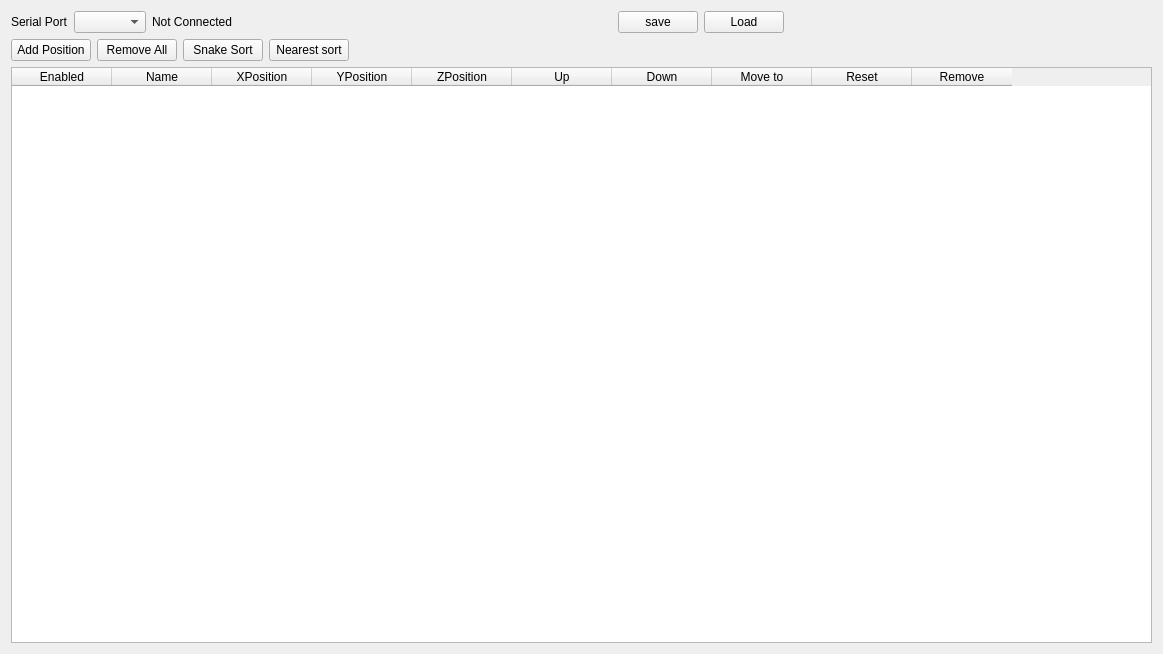
thibault-brugiere/OPM_GUI, file multi_positions/ui_multi_position.ui: the form before one commit.
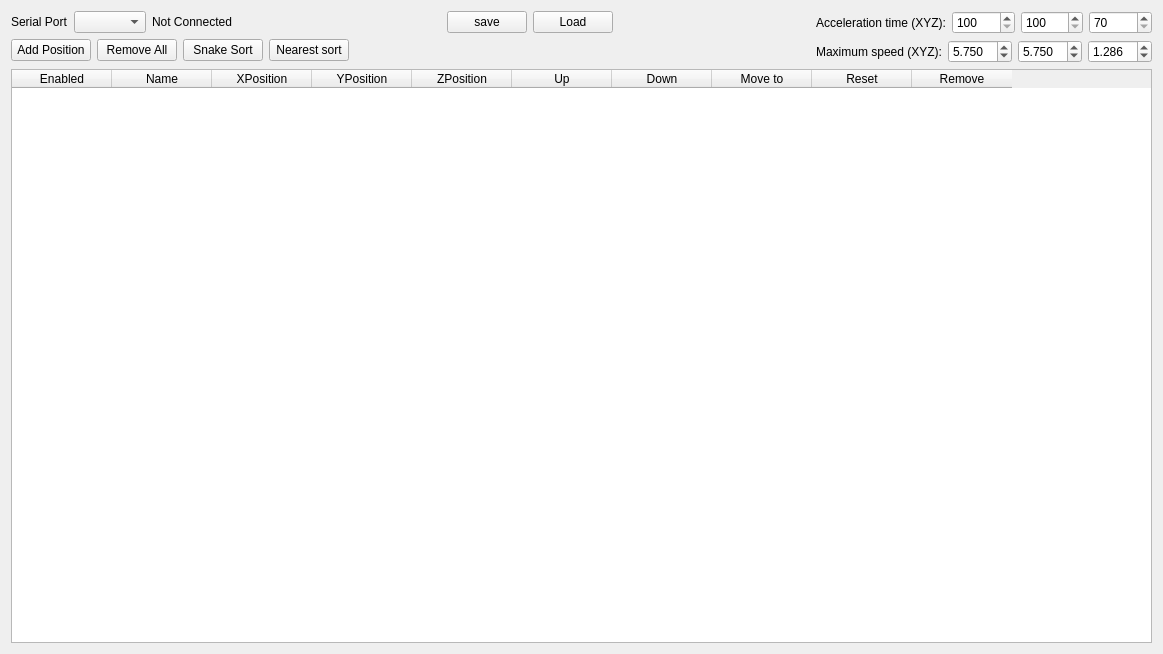
The form after the commit.

Commit message: MULTI POSITION : Réglage de vitesse et d'acquisition de la platine

```diff
--- a/multi_positions/ui_multi_position.ui
+++ b/multi_positions/ui_multi_position.ui
@@ -13,7 +13,11 @@
   <property name="windowTitle">
    <string>Form</string>
   </property>
-  <layout class="QVBoxLayout" name="verticalLayout">
+  <layout class="QVBoxLayout" name="verticalLayout_3">
+   <item>
+    <layout class="QHBoxLayout" name="horizontalLayout_3">
+     <item>
+      <layout class="QVBoxLayout" name="verticalLayout_2">
    <item>
     <layout class="QHBoxLayout" name="horizontalLayout">
      <item>
@@ -130,6 +134,156 @@
         </size>
        </property>
       </spacer>
+         </item>
+        </layout>
+       </item>
+      </layout>
+     </item>
+     <item>
+      <layout class="QVBoxLayout" name="verticalLayout">
+       <item>
+        <layout class="QHBoxLayout" name="horizontalLayout_25">
+         <item>
+          <widget class="QLabel" name="label_stage_acceleration">
+           <property name="minimumSize">
+            <size>
+             <width>122</width>
+             <height>0</height>
+            </size>
+           </property>
+           <property name="text">
+            <string>Acceleration time (XYZ):</string>
+           </property>
+           <property name="alignment">
+            <set>Qt::AlignRight|Qt::AlignTrailing|Qt::AlignVCenter</set>
+           </property>
+          </widget>
+         </item>
+         <item>
+          <widget class="QSpinBox" name="sb_stage_acceleration_X">
+           <property name="toolTip">
+            <string>&lt;html&gt;&lt;head/&gt;&lt;body&gt;&lt;p&gt;sets the amount of time in milliseconds that it takes an axis motor speed to go from stopped to the maximum speed&lt;/p&gt;&lt;p&gt;For X axis&lt;/p&gt;&lt;/body&gt;&lt;/html&gt;</string>
+           </property>
+           <property name="minimum">
+            <number>100</number>
+           </property>
+           <property name="maximum">
+            <number>1000</number>
+           </property>
+          </widget>
+         </item>
+         <item>
+          <widget class="QSpinBox" name="sb_stage_acceleration_Y">
+           <property name="toolTip">
+            <string>&lt;html&gt;&lt;head/&gt;&lt;body&gt;&lt;p&gt;sets the amount of time in milliseconds that it takes an axis motor speed to go from stopped to the maximum speed&lt;/p&gt;&lt;p&gt;For Y axis&lt;/p&gt;&lt;/body&gt;&lt;/html&gt;</string>
+           </property>
+           <property name="minimum">
+            <number>100</number>
+           </property>
+           <property name="maximum">
+            <number>1000</number>
+           </property>
+          </widget>
+         </item>
+         <item>
+          <widget class="QSpinBox" name="sb_stage_acceleration_Z">
+           <property name="toolTip">
+            <string>&lt;html&gt;&lt;head/&gt;&lt;body&gt;&lt;p&gt;sets the amount of time in milliseconds that it takes an axis motor speed to go from stopped to the maximum speed&lt;/p&gt;&lt;p&gt;For Z axis&lt;/p&gt;&lt;p&gt;&lt;br/&gt;&lt;/p&gt;&lt;/body&gt;&lt;/html&gt;</string>
+           </property>
+           <property name="minimum">
+            <number>70</number>
+           </property>
+           <property name="maximum">
+            <number>1000</number>
+           </property>
+           <property name="value">
+            <number>70</number>
+           </property>
+           <property name="displayIntegerBase">
+            <number>10</number>
+           </property>
+          </widget>
+         </item>
+        </layout>
+       </item>
+       <item>
+        <layout class="QHBoxLayout" name="horizontalLayout_26">
+         <item>
+          <widget class="QLabel" name="label_stage_maximum_speed">
+           <property name="minimumSize">
+            <size>
+             <width>122</width>
+             <height>0</height>
+            </size>
+           </property>
+           <property name="text">
+            <string>Maximum speed (XYZ):</string>
+           </property>
+           <property name="alignment">
+            <set>Qt::AlignRight|Qt::AlignTrailing|Qt::AlignVCenter</set>
+           </property>
+          </widget>
+         </item>
+         <item>
+          <widget class="QDoubleSpinBox" name="sb_stage_maximum_speed_X">
+           <property name="toolTip">
+            <string>&lt;html&gt;&lt;head/&gt;&lt;body&gt;&lt;p&gt;Set speed in mm/s of the axis movement&lt;/p&gt;&lt;/body&gt;&lt;/html&gt;</string>
+           </property>
+           <property name="decimals">
+            <number>3</number>
+           </property>
+           <property name="minimum">
+            <double>1.000000000000000</double>
+           </property>
+           <property name="maximum">
+            <double>10.000000000000000</double>
+           </property>
+           <property name="value">
+            <double>5.750000000000000</double>
+           </property>
+          </widget>
+         </item>
+         <item>
+          <widget class="QDoubleSpinBox" name="sb_stage_maximum_speed_Y">
+           <property name="toolTip">
+            <string>&lt;html&gt;&lt;head/&gt;&lt;body&gt;&lt;p&gt;Set speed in mm/s of the axis movement&lt;/p&gt;&lt;/body&gt;&lt;/html&gt;</string>
+           </property>
+           <property name="decimals">
+            <number>3</number>
+           </property>
+           <property name="minimum">
+            <double>1.000000000000000</double>
+           </property>
+           <property name="maximum">
+            <double>10.000000000000000</double>
+           </property>
+           <property name="value">
+            <double>5.750000000000000</double>
+           </property>
+          </widget>
+         </item>
+         <item>
+          <widget class="QDoubleSpinBox" name="sb_stage_maximum_speed_Z">
+           <property name="toolTip">
+            <string>&lt;html&gt;&lt;head/&gt;&lt;body&gt;&lt;p&gt;Set speed in mm/s of the axis movement&lt;/p&gt;&lt;/body&gt;&lt;/html&gt;</string>
+           </property>
+           <property name="decimals">
+            <number>3</number>
+           </property>
+           <property name="minimum">
+            <double>1.000000000000000</double>
+           </property>
+           <property name="maximum">
+            <double>10.000000000000000</double>
+           </property>
+           <property name="value">
+            <double>1.286000000000000</double>
+           </property>
+          </widget>
+         </item>
+        </layout>
+       </item>
+      </layout>
      </item>
     </layout>
    </item>
```
Lines whose indentation alone changed are shown as unchanged. The commit also changes 18 other files.
